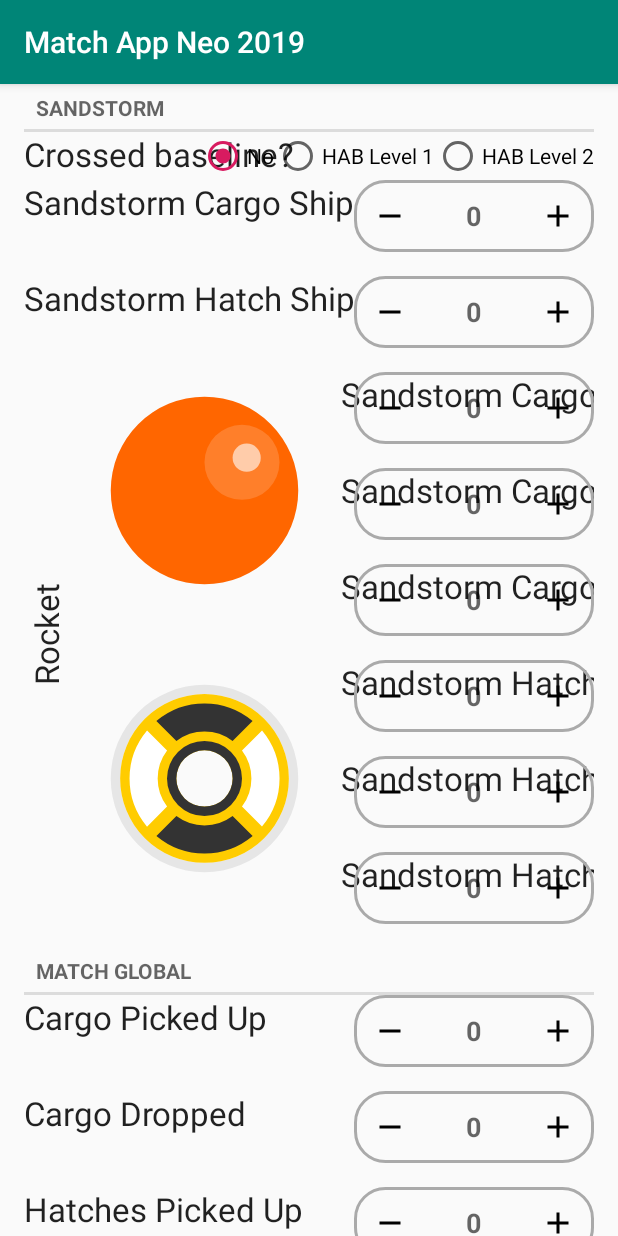
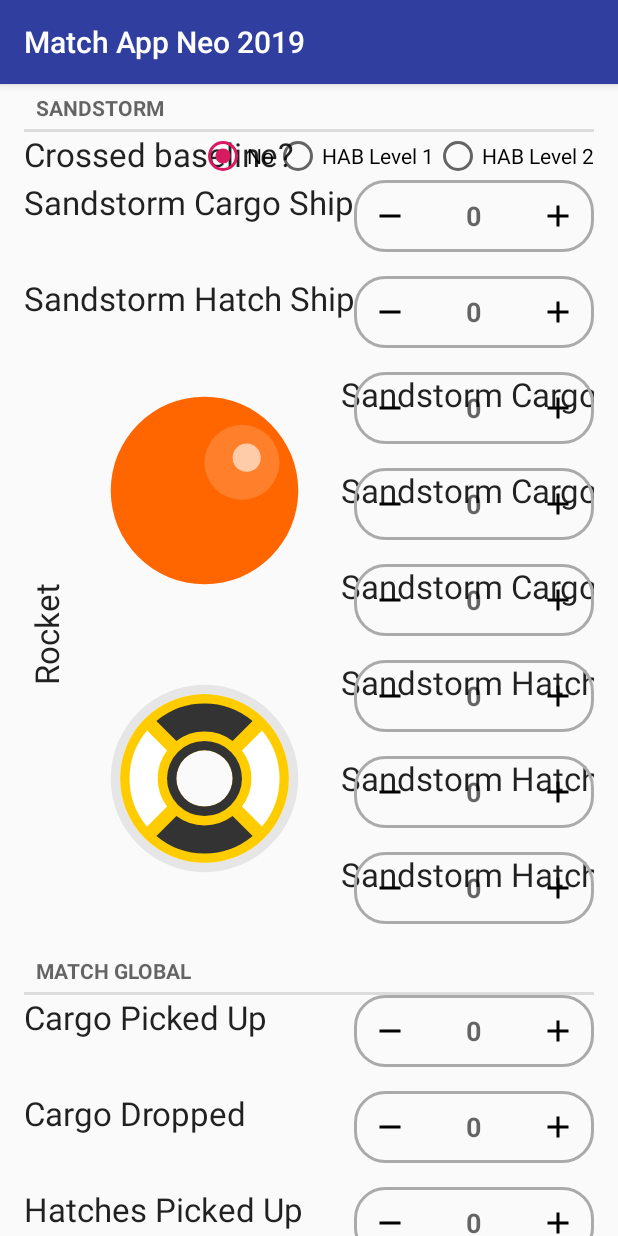
Before and after one commit to RoboRebelsScouting/MatchAppNeo2019, an Android app: the MatchActivity screen opened directly, with no data from a screen before it, on a phone screen of 412 x 824 dp. Run offline under Robolectric (Android 15) with nearby library versions, the phone set to English and light mode, and no system bars.

Commit message:
Toolbar changes color with alliance assignment

```diff
--- a/app/src/main/java/com/walpolerobotics/scouting/matchappneo2019/MatchActivity.java
+++ b/app/src/main/java/com/walpolerobotics/scouting/matchappneo2019/MatchActivity.java
@@ -2,6 +2,7 @@ package com.walpolerobotics.scouting.matchappneo2019;
 
 import android.content.Intent;
 import android.content.SharedPreferences;
+import android.content.res.Resources;
 import android.os.AsyncTask;
 import android.os.Environment;
 import android.support.v4.app.Fragment;
@@ -12,6 +13,8 @@ import android.support.v4.view.ViewPager;
 import android.support.v7.app.AppCompatActivity;
 import android.os.Bundle;
 import android.support.v7.widget.Toolbar;
+import android.view.Window;
+import android.view.WindowManager;
 
 import com.walpolerobotics.scouting.matchappneo2019.util.Match;
 import com.walpolerobotics.scouting.matchappneo2019.util.MatchFile;
@@ -26,6 +29,8 @@ import static com.walpolerobotics.scouting.matchappneo2019.MainActivity.SHARED_P
 
 public class MatchActivity extends AppCompatActivity
         implements EndGameFragment.OnSubmitClickedListener {
+
+    private Toolbar mToolbar;
 
     private ViewPager mPager;
     private PagerAdapter mPagerAdapter;
@@ -44,8 +49,10 @@ public class MatchActivity extends AppCompatActivity
         super.onCreate(savedInstanceState);
         setContentView(R.layout.activity_match);
 
-        Toolbar toolbar = findViewById(R.id.toolbar);
-        setSupportActionBar(toolbar);
+        mToolbar = findViewById(R.id.toolbar);
+        setSupportActionBar(mToolbar);
+
+        setThemeColors();
 
         mPager = findViewById(R.id.pager);
         mPagerAdapter = new MatchPagerAdapter(getSupportFragmentManager());
@@ -66,6 +73,30 @@ public class MatchActivity extends AppCompatActivity
         mEndGameFragment.populateMatchData(match);
 
         new SaveFileTask().execute(match);
+    }
+
+    private void setThemeColors() {
+        int primary;
+        int primaryDark;
+
+        Resources res = getResources();
+
+        SharedPreferences prefs = getSharedPreferences(SHARED_PREFERENCES_NAME, MODE_PRIVATE);
+        int alliance = prefs.getInt("robotAlliance", 0);
+        if (alliance == Match.ALLIANCE_BLUE) {
+            primary = res.getColor(R.color.bluePrimary);
+            primaryDark = res.getColor(R.color.bluePrimaryDark);
+        } else {
+            primary = res.getColor(R.color.redPrimary);
+            primaryDark = res.getColor(R.color.redPrimaryDark);
+        }
+
+        mToolbar.setBackgroundColor(primary);
+
+        Window window = getWindow();
+        window.clearFlags(WindowManager.LayoutParams.FLAG_TRANSLUCENT_STATUS);
+        window.addFlags(WindowManager.LayoutParams.FLAG_DRAWS_SYSTEM_BAR_BACKGROUNDS);
+        window.setStatusBarColor(primaryDark);
     }
 
     private class MatchPagerAdapter extends FragmentPagerAdapter {
--- a/app/src/main/java/com/walpolerobotics/scouting/matchappneo2019/util/Match.java
+++ b/app/src/main/java/com/walpolerobotics/scouting/matchappneo2019/util/Match.java
@@ -60,6 +60,9 @@ public class Match {
     public boolean brokenDrivetrain;
     public boolean brokenClimber;
 
+    public static final int ALLIANCE_BLUE = 0;
+    public static final int ALLIANCE_RED = 1;
+
     public static int getStartingPosition(int alliance, int position) {
         return (alliance * 3) + position;
     }
--- a/app/src/main/res/values/colors.xml
+++ b/app/src/main/res/values/colors.xml
@@ -3,4 +3,9 @@
     <color name="colorPrimary">#008577</color>
     <color name="colorPrimaryDark">#00574B</color>
     <color name="colorAccent">#D81B60</color>
+
+    <color name="bluePrimary">#303F9F</color>
+    <color name="bluePrimaryDark">#283593</color>
+    <color name="redPrimary">#D32F2F</color>
+    <color name="redPrimaryDark">#C62828</color>
 </resources>
```
